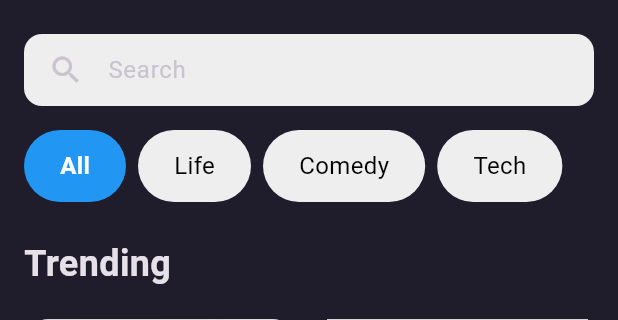
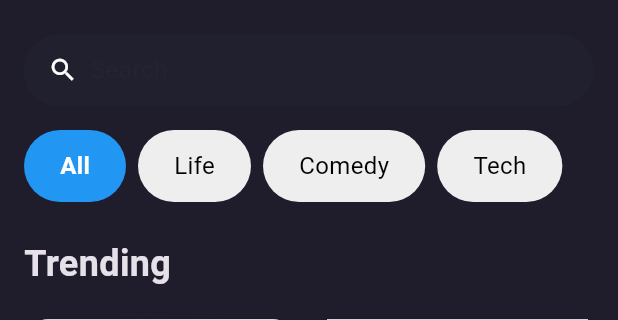
Before and after one commit to aliakin11/MusicAppFlutter, a Flutter app: the HomeView screen opened directly, on a phone screen of 412 x 824 dp, the part 86-406 px from its top. Run offline on Flutter 3.47's test engine with Material 3 defaults, Android fonts, the phone set to English and light mode, and no system bars; our stand-ins replace shared_preferences; accounts and stored records are empty; grey boxes are pictures that could not be loaded.

Commit message:
details_screen_ui completed

```diff
--- a/lib/screens/home_screen.dart
+++ b/lib/screens/home_screen.dart
@@ -4,6 +4,8 @@ import '../viewmodels/home_view_model.dart';
 import '../widgets/category_chip.dart';
 import '../widgets/podcast_card.dart';
 import '../widgets/bottom_nav_item.dart';
+import '../screens/details_screen.dart';
+import '../screens/details_screen.dart';
 
 class HomeScreen extends StatelessWidget {
   const HomeScreen({Key? key}) : super(key: key);
@@ -22,6 +24,7 @@ class HomeView extends StatelessWidget {
 
   @override
   Widget build(BuildContext context) {
+
     final viewModel = context.watch<HomeViewModel>();
     final size = MediaQuery.of(context).size;
 
@@ -100,15 +103,35 @@ class HomeView extends StatelessWidget {
     return Container(
       padding: const EdgeInsets.symmetric(horizontal: 16),
       decoration: BoxDecoration(
-        color: Colors.grey[200],
-        borderRadius: BorderRadius.circular(12),
+        color: const Color(0xFF252836).withOpacity(0.3),
+        borderRadius: BorderRadius.circular(25),
       ),
-      child: const TextField(
-        decoration: InputDecoration(
-          hintText: 'Search',
-          border: InputBorder.none,
-          icon: Icon(Icons.search),
-        ),
+      child: Row(
+        children: [
+          const Icon(
+            Icons.search,
+            color: Color(0xFFFFFFFF),
+            size: 20,
+          ),
+          const SizedBox(width: 8),
+          Expanded(
+            child: TextField(
+              style: const TextStyle(
+                color: Color(0xFF252836),
+                fontSize: 16,
+              ),
+              decoration: InputDecoration(
+                hintText: 'Search',
+                hintStyle: TextStyle(
+                  color: const Color(0xFF252836).withOpacity(0.5),
+                  fontSize: 16,
+                ),
+                border: InputBorder.none,
+                contentPadding: const EdgeInsets.symmetric(vertical: 12),
+              ),
+            ),
+          ),
+        ],
       ),
     );
   }
@@ -156,7 +179,17 @@ class HomeView extends StatelessWidget {
       itemCount: viewModel.trendingPodcasts.length,
       itemBuilder: (context, index) {
         final podcast = viewModel.trendingPodcasts[index];
-        return PodcastCard(podcast: podcast);
+        return PodcastCard(
+          podcast: podcast,
+          onTap: () {
+            Navigator.push(
+              context,
+              MaterialPageRoute(
+                builder: (context) => PodcastDetailsScreen(podcast: podcast),
+              ),
+            );
+          },
+        );
       },
     );
   }
--- a/lib/widgets/podcast_card.dart
+++ b/lib/widgets/podcast_card.dart
@@ -3,15 +3,19 @@ import '../viewmodels/home_view_model.dart';
 
 class PodcastCard extends StatelessWidget {
   final PodcastModel podcast;
+  final VoidCallback? onTap;
 
   const PodcastCard({
     Key? key,
     required this.podcast,
+    this.onTap,
   }) : super(key: key);
 
   @override
   Widget build(BuildContext context) {
-    return Card(
+    return GestureDetector(
+      onTap: onTap,
+      child: Card(
         elevation: 4,
         shape: RoundedRectangleBorder(
           borderRadius: BorderRadius.circular(12),
@@ -56,6 +60,7 @@ class PodcastCard extends StatelessWidget {
             ),
           ],
         ),
+      ),
     );
   }
 }
```
Also changed, not shown: lib/screens/details_screen.dart (added, +221 -0 lines), lib/widgets/wave_progress_bar.dart (added, +40 -0 lines). Lines whose indentation alone changed are shown as unchanged.
